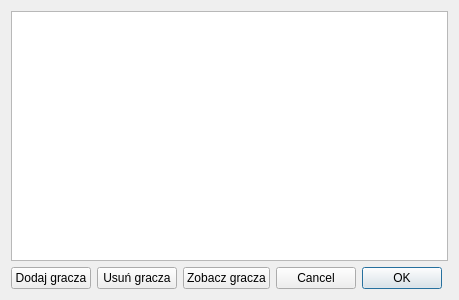
Old version of the form Players.ui in the repository hazemIII/minesweeper-qt.
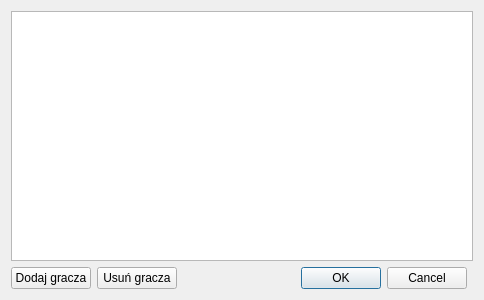
New version of the form.

Commit message: Database button is working now.

What changed in the file:
```diff
--- a/Players.ui
+++ b/Players.ui
@@ -6,7 +6,7 @@
    <rect>
     <x>0</x>
     <y>0</y>
-    <width>400</width>
+    <width>484</width>
     <height>300</height>
    </rect>
   </property>
@@ -14,7 +14,7 @@
    <string>Gracze</string>
   </property>
   <layout class="QGridLayout" name="gridLayout">
-   <item row="0" column="0" colspan="5">
+   <item row="0" column="0" colspan="4">
     <widget class="QTableView" name="view"/>
    </item>
    <item row="1" column="1">
@@ -24,13 +24,6 @@
      </property>
     </widget>
    </item>
-   <item row="1" column="2">
-    <widget class="QPushButton" name="pushButton">
-     <property name="text">
-      <string>Zobacz gracza</string>
-     </property>
-    </widget>
-   </item>
    <item row="1" column="0">
     <widget class="QPushButton" name="addButton">
      <property name="text">
@@ -38,10 +31,10 @@
      </property>
     </widget>
    </item>
-   <item row="1" column="3">
+   <item row="1" column="2">
     <widget class="QDialogButtonBox" name="buttonBox">
      <property name="layoutDirection">
-      <enum>Qt::RightToLeft</enum>
+      <enum>Qt::LeftToRight</enum>
      </property>
      <property name="orientation">
       <enum>Qt::Horizontal</enum>
```
The commit also changes 5 other files.
